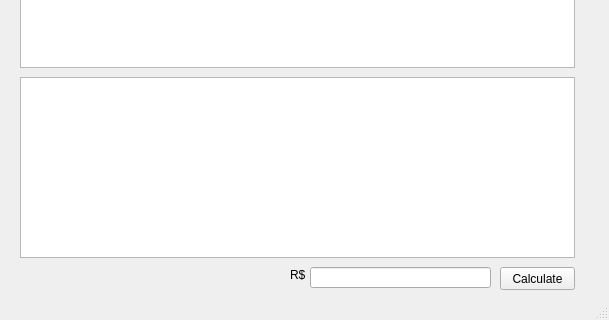
Old version of the form bittools.ui in the repository SHNICI/bitcointools; both pictures show x 0 to 609 and y 183 to 503 of the 609 by 503 pixel window.
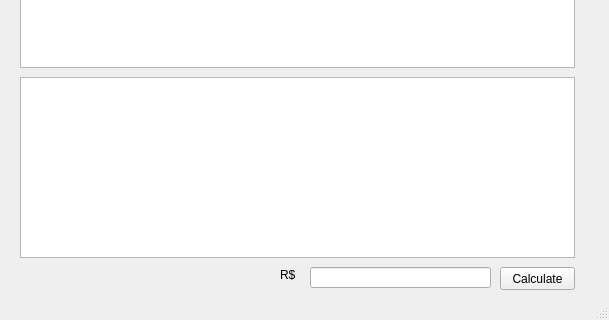
New version of the form. Icons and pictures are not drawn.

```diff
--- a/bittools.ui
+++ b/bittools.ui
@@ -40,7 +40,7 @@
    <widget class="QLabel" name="label">
     <property name="geometry">
      <rect>
-      <x>290</x>
+      <x>280</x>
       <y>450</y>
       <width>21</width>
       <height>16</height>
```
Left out of the diff: 24 changed lines with no effect on the pictures.
